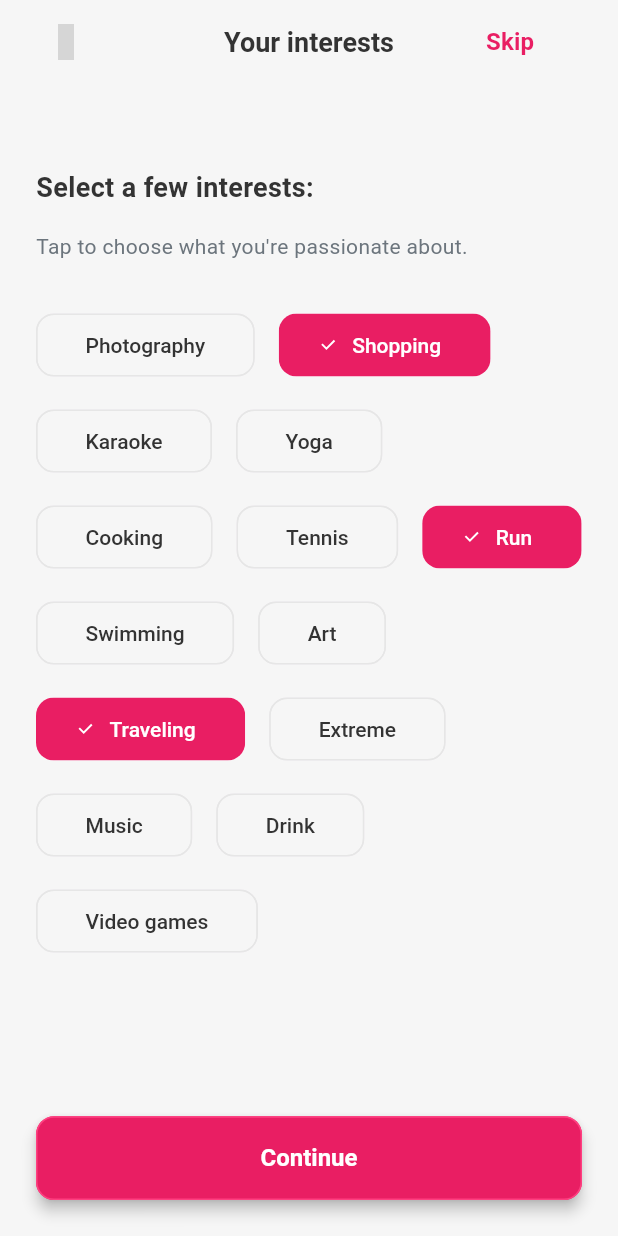
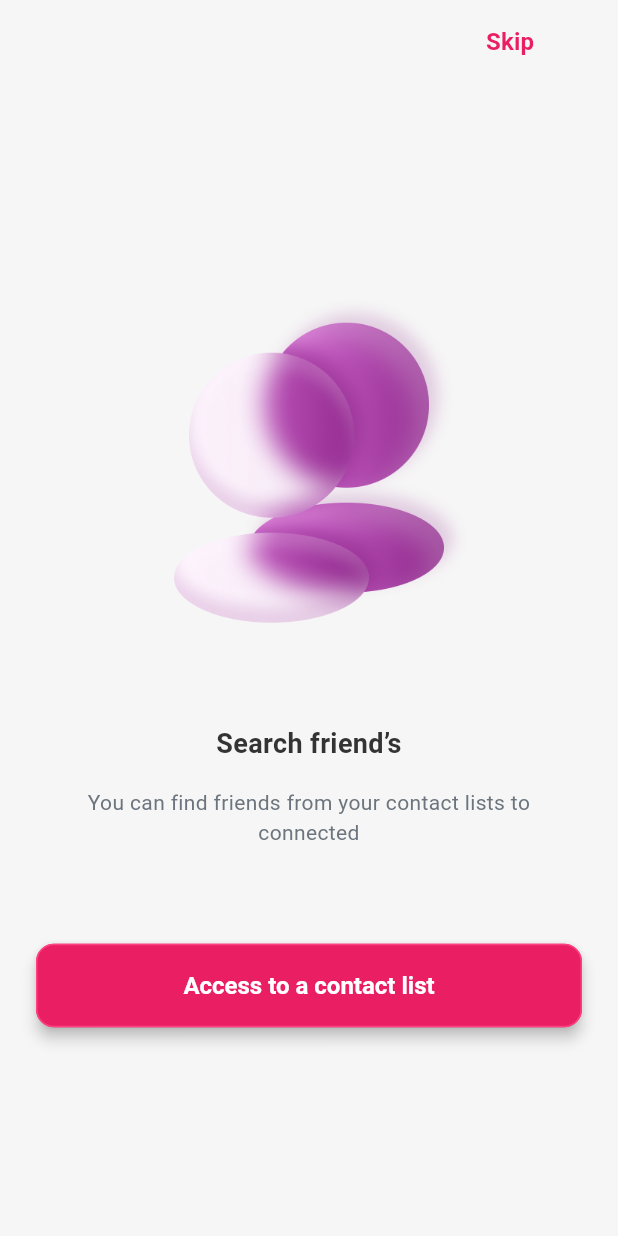
Before and after one commit to saddamsheikh01/Dating_app_flutter, a Flutter app: the InterestsScreen screen opened directly, after a tap on "Continue", on a phone screen of 412 x 824 dp. Run offline on Flutter 3.47's test engine with Material 3 defaults, Android fonts, the phone set to English and light mode, and no system bars; our stand-ins replace get, iconsax, intl_phone_field, table_calendar; Roboto replaces fonts that are missing (Poppins); grey boxes are pictures that could not be loaded.

Commit message:
working on screens with help of UI

```diff
--- a/lib/screens/Interest_Screen/Interest_Screen.dart
+++ b/lib/screens/Interest_Screen/Interest_Screen.dart
@@ -1,11 +1,13 @@
+import 'package:dataing_app/screens/search_friend/search_friend.dart';
 import 'package:flutter/material.dart';
 import 'package:dataing_app/utils/constants/colors.dart';
 import 'package:dataing_app/utils/constants/sizes.dart';
 import 'package:dataing_app/common/widgets/appbar.dart';
 import 'package:dataing_app/common/widgets/primary_button.dart';
+import 'package:get/get.dart';
 
 class InterestsScreen extends StatefulWidget {
-  const InterestsScreen({Key? key}) : super(key: key);
+  const InterestsScreen({super.key});
 
   @override
   State<InterestsScreen> createState() => _InterestsScreenState();
@@ -13,16 +15,20 @@ class InterestsScreen extends StatefulWidget {
 
 class _InterestsScreenState extends State<InterestsScreen> {
   final List<String> _interests = [
-    'Photography','Shopping','Karaoke','Yoga',
-    'Cooking','Tennis','Run','Swimming',
-    'Art','Traveling','Extreme','Music',
-    'Drink','Video games'
+    'Photography', 'Shopping', 'Karaoke', 'Yoga',
+    'Cooking', 'Tennis', 'Run', 'Swimming',
+    'Art', 'Traveling', 'Extreme', 'Music',
+    'Drink', 'Video games'
   ];
-  final Set<String> _selected = {'Shopping','Run','Traveling'};
+
+  final Set<String> _selected = {'Shopping', 'Run', 'Traveling'};
 
   @override
   Widget build(BuildContext context) {
     final isDark = Theme.of(context).brightness == Brightness.dark;
+    final textColor = isDark ? TColors.textWhite : TColors.textPrimary;
+    final subTextColor = isDark ? TColors.textWhite.withOpacity(0.6) : TColors.textSecondary;
+
     return Scaffold(
       backgroundColor: isDark ? TColors.dark : TColors.light,
       appBar: TAppBar(
@@ -30,7 +36,7 @@ class _InterestsScreenState extends State<InterestsScreen> {
         title: Text(
           'Your interests',
           style: TextStyle(
-            color: TColors.textPrimary,
+            color: textColor,
             fontSize: TSizes.fontSizeLg,
             fontWeight: FontWeight.bold,
           ),
@@ -63,7 +69,7 @@ class _InterestsScreenState extends State<InterestsScreen> {
                 'Select a few interests:',
                 style: TextStyle(
                   fontSize: TSizes.fontSizeLg,
-                  color: TColors.textPrimary,
+                  color: textColor,
                   fontWeight: FontWeight.bold,
                 ),
               ),
@@ -72,7 +78,7 @@ class _InterestsScreenState extends State<InterestsScreen> {
                 "Tap to choose what you're passionate about.",
                 style: TextStyle(
                   fontSize: TSizes.fontSizeSm,
-                  color: TColors.textSecondary,
+                  color: subTextColor,
                 ),
               ),
               const SizedBox(height: TSizes.spaceBtwSections),
@@ -88,23 +94,24 @@ class _InterestsScreenState extends State<InterestsScreen> {
                       selected: selected,
                       onSelected: (val) {
                         setState(() {
-                          if (val) _selected.add(interest);
-                          else _selected.remove(interest);
+                          if (val) {
+                            _selected.add(interest);
+                          } else {
+                            _selected.remove(interest);
+                          }
                         });
                       },
                       backgroundColor: isDark ? TColors.darkContainer : TColors.lightContainer,
                       selectedColor: TColors.primary,
                       labelStyle: TextStyle(
-                        color: selected ? TColors.textWhite : TColors.textPrimary,
+                        color: selected ? TColors.textWhite : textColor,
                         fontSize: TSizes.fontSizeSm,
                         fontWeight: FontWeight.w500,
                       ),
                       shape: RoundedRectangleBorder(
                         borderRadius: BorderRadius.circular(TSizes.cardRadiusMd),
                         side: BorderSide(
-                          color: selected
-                              ? Colors.transparent
-                              : TColors.borderSecondary,
+                          color: selected ? Colors.transparent : TColors.borderSecondary,
                         ),
                       ),
                       padding: const EdgeInsets.symmetric(
@@ -118,7 +125,7 @@ class _InterestsScreenState extends State<InterestsScreen> {
               PrimaryButton(
                 text: 'Continue',
                 onPressed: () {
-                  // handle continue
+                  Get.to(() => const SearchFriend());
                 },
               ),
             ],
--- /dev/null
+++ b/lib/screens/search_friend/search_friend.dart
@@ -0,0 +1,98 @@
+import 'package:flutter/material.dart';
+import 'package:dataing_app/utils/constants/colors.dart';
+import 'package:dataing_app/utils/constants/sizes.dart';
+import 'package:dataing_app/utils/constants/image_strings.dart';
+import 'package:dataing_app/common/widgets/primary_button.dart';
+import 'package:dataing_app/common/widgets/appbar.dart';
+import 'package:get/get.dart';
+
+import '../notifications/Enable_notification.dart';
+
+class SearchFriend extends StatefulWidget {
+  const SearchFriend({super.key});
+
+  @override
+  State<SearchFriend> createState() => _SearchFriendState();
+}
+
+class _SearchFriendState extends State<SearchFriend> {
+  @override
+  Widget build(BuildContext context) {
+    final isDark = Theme.of(context).brightness == Brightness.dark;
+    final textColor = isDark ? TColors.textWhite : TColors.textPrimary;
+    final subTextColor = isDark ? TColors.textWhite.withOpacity(0.6) : TColors.textSecondary;
+
+    return Scaffold(
+      backgroundColor: isDark ? TColors.dark : TColors.light,
+      appBar: TAppBar(
+        showBackArrow: false,
+        actions: [
+          Padding(
+            padding: const EdgeInsets.only(right: TSizes.defaultSpace),
+            child: TextButton(
+              onPressed: () {
+                // Handle skip
+              },
+              child: Text(
+                'Skip',
+                style: TextStyle(
+                  color: TColors.primary,
+                  fontSize: TSizes.fontSizeMd,
+                  fontWeight: FontWeight.w600,
+                ),
+              ),
+            ),
+          ),
+        ],
+      ),
+      body: Padding(
+        padding: const EdgeInsets.all(TSizes.defaultSpace),
+        child: Column(
+          mainAxisAlignment: MainAxisAlignment.center,
+          children: [
+            /// Image
+            Image.asset(
+              TImages.searchFriendImage,
+              width: 240,
+              height: 240,
+              fit: BoxFit.contain,
+            ),
+            const SizedBox(height: TSizes.spaceBtwSections * 1.5),
+
+            /// Title
+            Text(
+              "Search friend’s",
+              textAlign: TextAlign.center,
+              style: TextStyle(
+                fontSize: TSizes.fontSizeLg,
+                fontWeight: FontWeight.bold,
+                color: textColor,
+              ),
+            ),
+            const SizedBox(height: TSizes.spaceBtwItem),
+
+            /// Description
+            Text(
+              "You can find friends from your contact lists to connected",
+              textAlign: TextAlign.center,
+              style: TextStyle(
+                fontSize: TSizes.fontSizeSm,
+                color: subTextColor,
+              ),
+            ),
+            const SizedBox(height: TSizes.spaceBtwSections * 2),
+
+            /// Primary Button
+            PrimaryButton(
+              text: 'Access to a contact list',
+              onPressed: () {
+                Get.to(() => const EnableNotification());
+
+              },
+            ),
+          ],
+        ),
+      ),
+    );
+  }
+}
--- a/lib/utils/constants/image_strings.dart
+++ b/lib/utils/constants/image_strings.dart
@@ -28,4 +28,8 @@ class TImages {
 
       // profile details pics
 static const String profileDetailsImage = 'assets/logo_images/photo.png';
+ // search friends
+static const String searchFriendImage = 'assets/logo_images/people.png';
+ // Enable notification image
+ static const String enableNotificationImage = 'assets/logo_images/chat.png';
 }
```
Also changed, not shown: lib/screens/gender_screen/gender_screen.dart (+7 -2 lines), lib/screens/notifications/Enable_notification.dart (added, +96 -0 lines).
